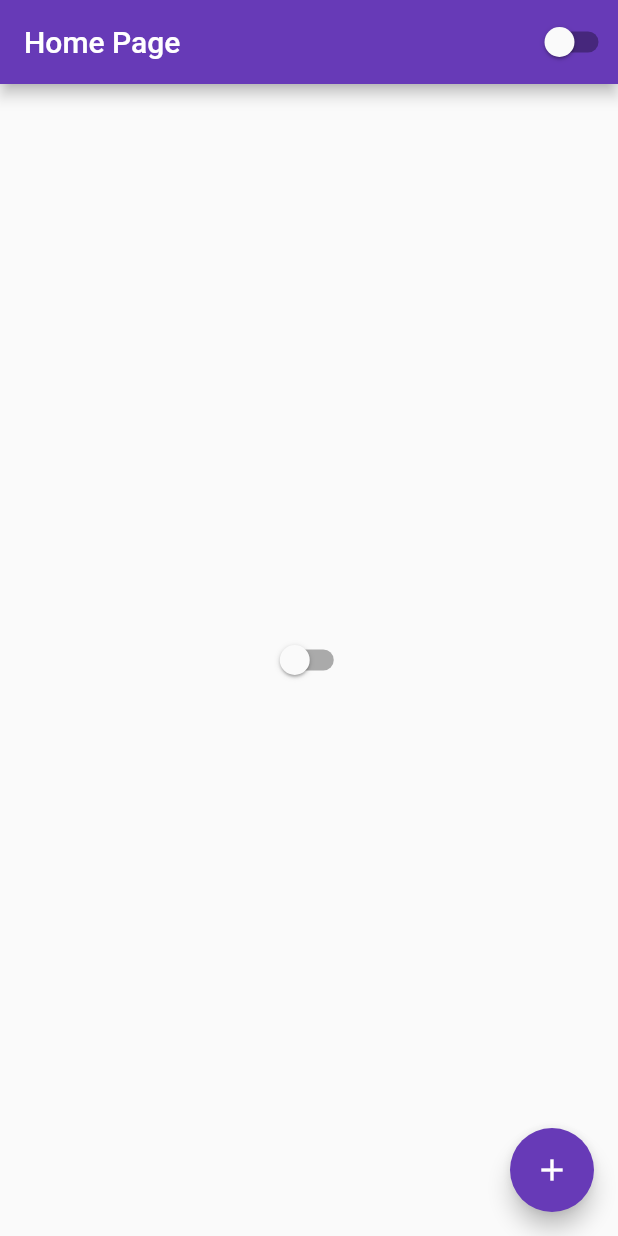
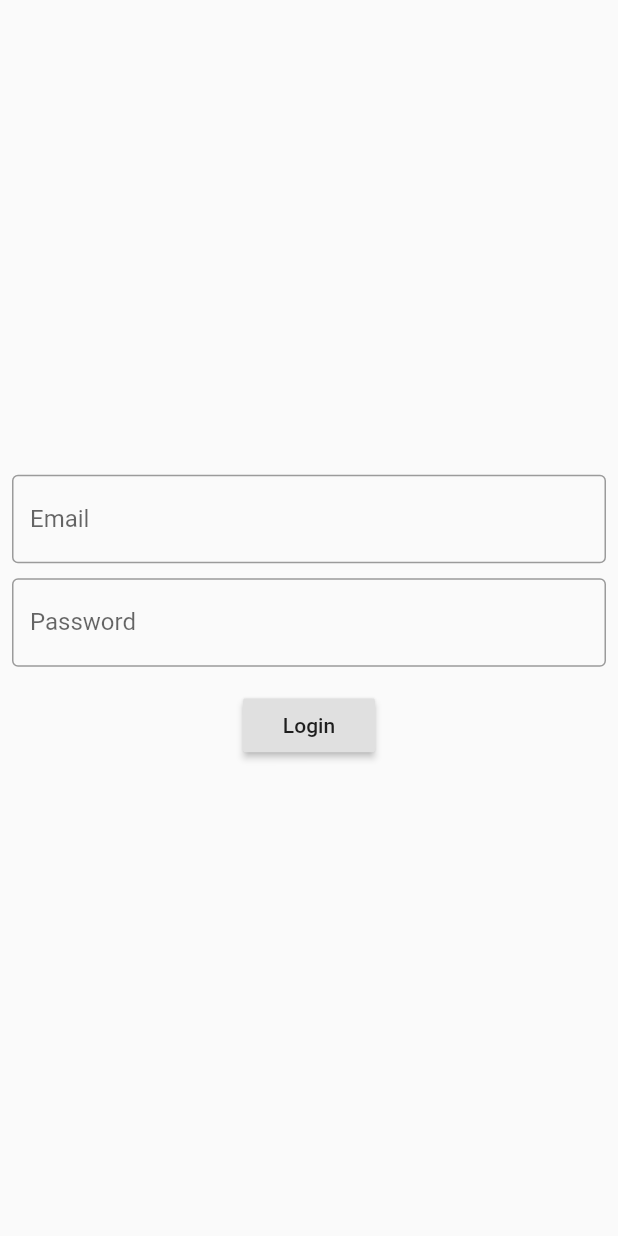
Before and after one commit to mateus-araujo/flutter-course, a Flutter app: the screen it shows after launch, on a phone screen of 412 x 824 dp. Run offline on Flutter 3.47's test engine with Material 2 defaults, Android fonts, the phone set to English and light mode, and no system bars.

Commit message:
feat(login-page): creates LoginPage

```diff
--- a/lib/app_widget.dart
+++ b/lib/app_widget.dart
@@ -1,7 +1,6 @@
 import 'package:flutter/material.dart';
 import 'package:flutter_course/app_controller.dart';
-
-import 'home_page.dart';
+import 'package:flutter_course/login_page.dart';
 
 class AppWidget extends StatelessWidget {
   @override
@@ -11,12 +10,23 @@ class AppWidget extends StatelessWidget {
       builder: (context, child) {
         return MaterialApp(
           theme: ThemeData(
+            elevatedButtonTheme: ElevatedButtonThemeData(
+              style: ElevatedButton.styleFrom(
+                onPrimary: Colors.black87,
+                primary: Colors.grey[300],
+                minimumSize: Size(88, 36),
+                padding: EdgeInsets.symmetric(horizontal: 16),
+                shape: const RoundedRectangleBorder(
+                  borderRadius: BorderRadius.all(Radius.circular(2)),
+                ),
+              ),
+            ),
             primarySwatch: Colors.deepPurple,
             brightness: AppController.instance.isDarkTheme == true
                 ? Brightness.dark
                 : Brightness.light,
           ),
-          home: HomePage(),
+          home: LoginPage(),
         );
       },
     );
--- /dev/null
+++ b/lib/login_page.dart
@@ -0,0 +1,57 @@
+import 'package:flutter/material.dart';
+
+class LoginPage extends StatefulWidget {
+  @override
+  _LoginPageState createState() => _LoginPageState();
+}
+
+class _LoginPageState extends State<LoginPage> {
+  String email = '';
+  String password = '';
+
+  @override
+  Widget build(BuildContext context) {
+    return Scaffold(
+      body: SingleChildScrollView(
+        child: SizedBox(
+          width: MediaQuery.of(context).size.width,
+          height: MediaQuery.of(context).size.height,
+          child: Padding(
+            padding: const EdgeInsets.all(8.0),
+            child: Column(
+              mainAxisAlignment: MainAxisAlignment.center,
+              children: [
+                TextField(
+                  onChanged: (value) {
+                    email = value;
+                  },
+                  keyboardType: TextInputType.emailAddress,
+                  decoration: InputDecoration(
+                    labelText: 'Email',
+                    border: OutlineInputBorder(),
+                  ),
+                ),
+                SizedBox(height: 10),
+                TextField(
+                  onChanged: (value) {
+                    password = value;
+                  },
+                  obscureText: true,
+                  decoration: InputDecoration(
+                    labelText: 'Password',
+                    border: OutlineInputBorder(),
+                  ),
+                ),
+                SizedBox(height: 15),
+                ElevatedButton(
+                  onPressed: () {},
+                  child: Text('Login'),
+                )
+              ],
+            ),
+          ),
+        ),
+      ),
+    );
+  }
+}
```
Also changed, not shown: lib/home_page.dart (+44 -2 lines).
